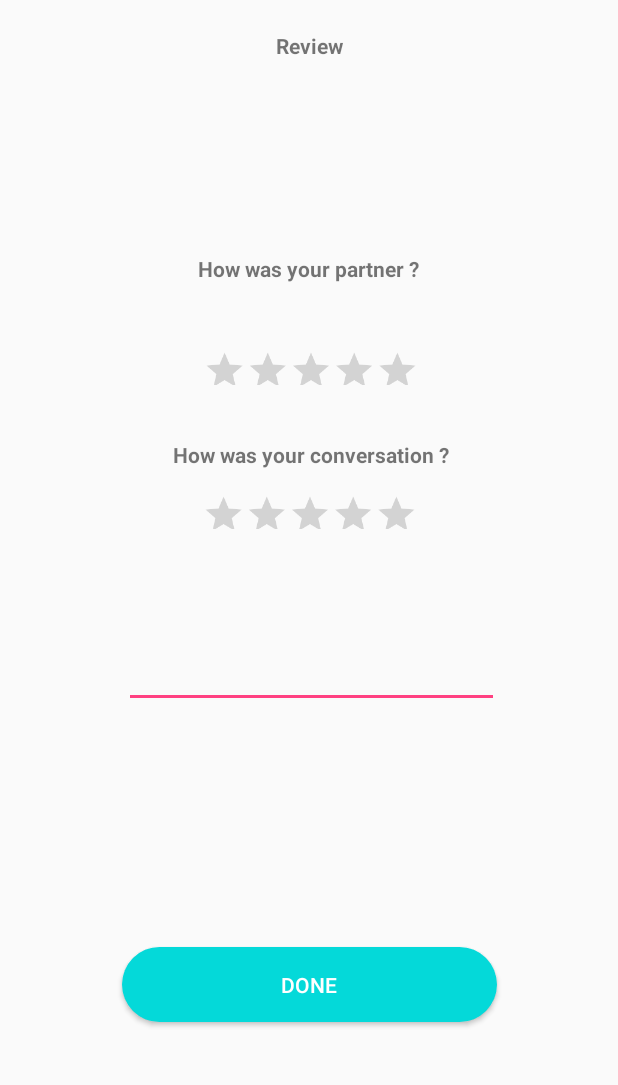
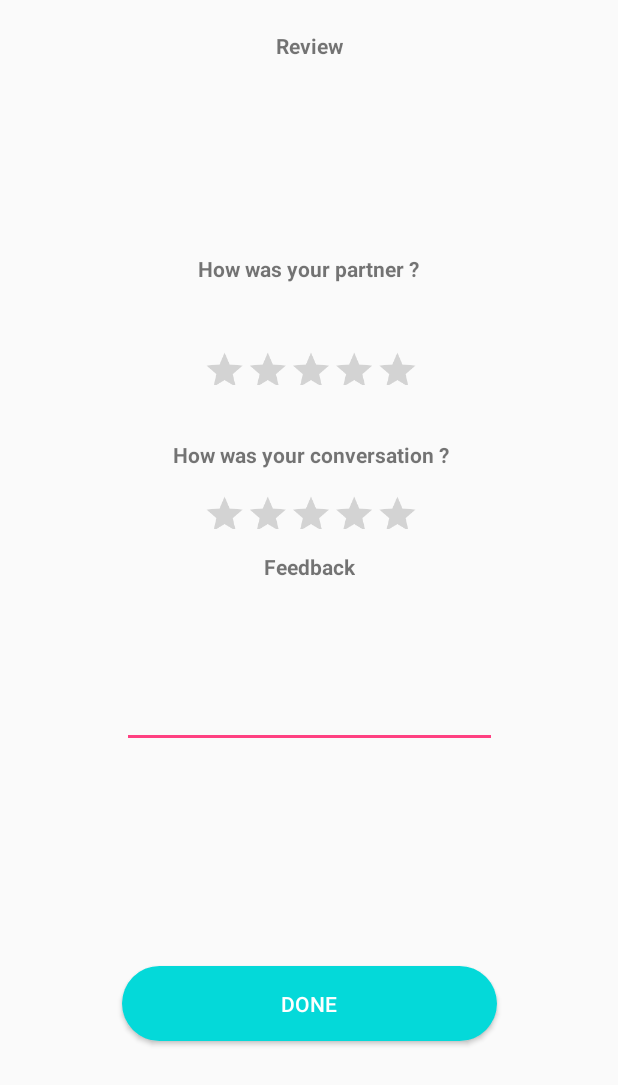
Before and after one commit to wespeakapp/WeSpeakAndroid, an Android app: the ReviewActivity screen opened directly, with no data from a screen before it, on a phone screen of 412 x 824 dp. Shown: the top 1085 px of the screen. Run offline under Robolectric (Android 15) with nearby library versions, the phone set to English and light mode, and no system bars.

Commit message:
Add textview for review

```diff
--- a/app/src/main/res/layout/activity_review.xml
+++ b/app/src/main/res/layout/activity_review.xml
@@ -111,10 +111,25 @@
         android:scaleX="0.6"
         android:scaleY="0.6"
         app:layout_constraintBottom_toBottomOf="parent"
-        app:layout_constraintHorizontal_bias="0.503"
+        app:layout_constraintHorizontal_bias="0.507"
         app:layout_constraintLeft_toLeftOf="parent"
         app:layout_constraintRight_toRightOf="parent"
         app:layout_constraintTop_toBottomOf="@+id/textView8"
+        app:layout_constraintVertical_bias="0.0"/>
+    <TextView
+        android:layout_width="wrap_content"
+        android:layout_height="wrap_content"
+        android:text="Feedback"
+        android:textStyle="bold"
+        android:id="@+id/textView9"
+        android:layout_marginTop="7dp"
+        app:layout_constraintTop_toBottomOf="@+id/ratingBar2"
+        android:layout_marginLeft="8dp"
+        app:layout_constraintLeft_toLeftOf="parent"
+        android:layout_marginRight="8dp"
+        app:layout_constraintRight_toRightOf="parent"
+        app:layout_constraintBottom_toBottomOf="parent"
+        android:layout_marginBottom="8dp"
         app:layout_constraintVertical_bias="0.0"/>
 
     <EditText
@@ -124,12 +139,11 @@
         android:layout_marginBottom="1dp"
         android:layout_marginLeft="8dp"
         android:layout_marginRight="8dp"
-        android:layout_marginTop="8dp"
         app:layout_constraintBottom_toBottomOf="parent"
-        app:layout_constraintHorizontal_bias="0.511"
         app:layout_constraintLeft_toLeftOf="parent"
         app:layout_constraintRight_toRightOf="parent"
-        app:layout_constraintTop_toBottomOf="@+id/ratingBar2"
+        android:layout_marginTop="8dp"
+        app:layout_constraintTop_toBottomOf="@+id/textView9"
         app:layout_constraintVertical_bias="0.0"/>
 
     <Button
@@ -148,5 +162,6 @@
         app:layout_constraintLeft_toLeftOf="parent"
         app:layout_constraintRight_toRightOf="parent"
         app:layout_constraintTop_toBottomOf="@+id/editText4"
-        app:layout_constraintVertical_bias="0.529"/>
+        app:layout_constraintVertical_bias="0.529"
+        android:id="@+id/button5"/>
 </android.support.constraint.ConstraintLayout>
```
